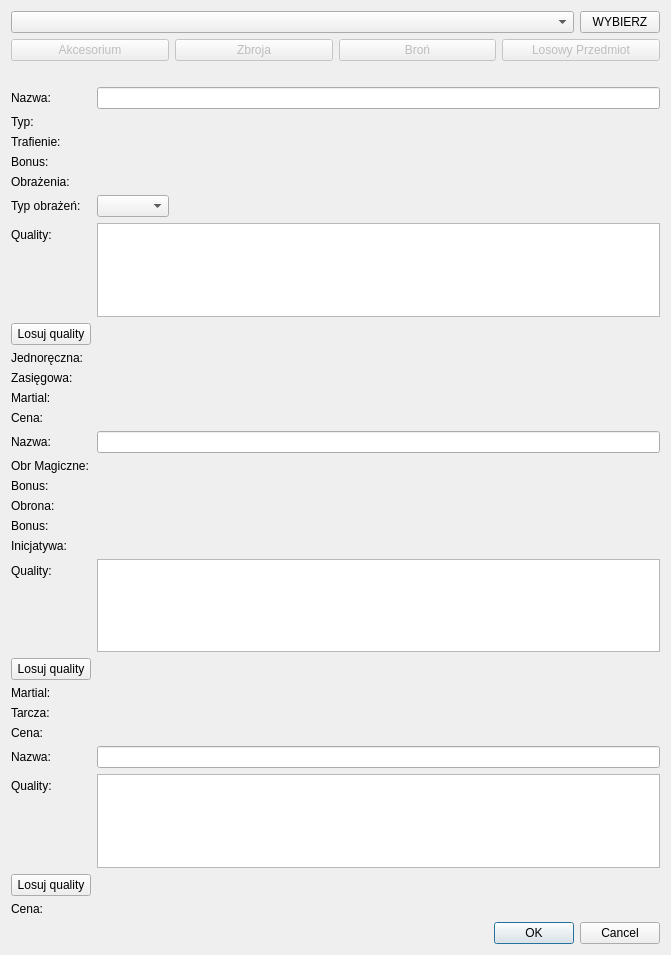
First picture: the form in gui/dialogue/itemgen/itemgendialogue.ui, repository FasolowySpioch/faubla-ultima-item-generator, before the edit.
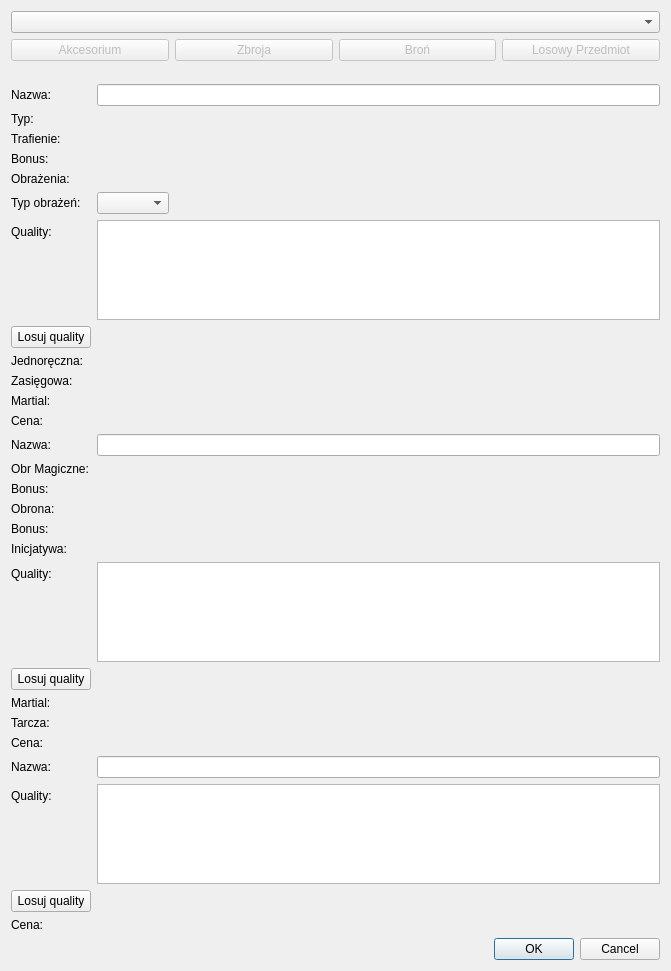
Second picture: the form after the edit.

The edit to the form file:
```diff
--- a/gui/dialogue/itemgen/itemgendialogue.ui
+++ b/gui/dialogue/itemgen/itemgendialogue.ui
@@ -7,7 +7,7 @@
     <x>0</x>
     <y>0</y>
     <width>671</width>
-    <height>955</height>
+    <height>971</height>
    </rect>
   </property>
   <property name="windowTitle">
@@ -15,20 +15,10 @@
   </property>
   <layout class="QVBoxLayout" name="verticalLayout">
    <item>
-    <layout class="QHBoxLayout" name="ChoosePlayerLayout" stretch="1,0">
+    <layout class="QHBoxLayout" name="ChoosePlayerLayout" stretch="1">
      <item>
       <widget class="QComboBox" name="comboBoxChoosePlayer"/>
      </item>
-     <item>
-      <widget class="QPushButton" name="bttnChoosePlayer">
-       <property name="cursor">
-        <cursorShape>ArrowCursor</cursorShape>
-       </property>
-       <property name="text">
-        <string>WYBIERZ</string>
-       </property>
-      </widget>
-     </item>
     </layout>
    </item>
    <item>
@@ -97,17 +87,14 @@
     </layout>
    </item>
    <item>
-    <spacer name="verticalSpacer">
-     <property name="orientation">
-      <enum>Qt::Orientation::Vertical</enum>
+    <widget class="QWidget" name="widget" native="true">
+     <property name="sizePolicy">
+      <sizepolicy hsizetype="Expanding" vsizetype="Expanding">
+       <horstretch>0</horstretch>
+       <verstretch>0</verstretch>
+      </sizepolicy>
      </property>
-     <property name="sizeHint" stdset="0">
-      <size>
-       <width>20</width>
-       <height>40</height>
-      </size>
-     </property>
-    </spacer>
+    </widget>
    </item>
    <item>
     <layout class="QVBoxLayout" name="verticalLayout_2" stretch="0,0,0">
```
Left out of the diff: 6 changed lines with no effect on the pictures.
